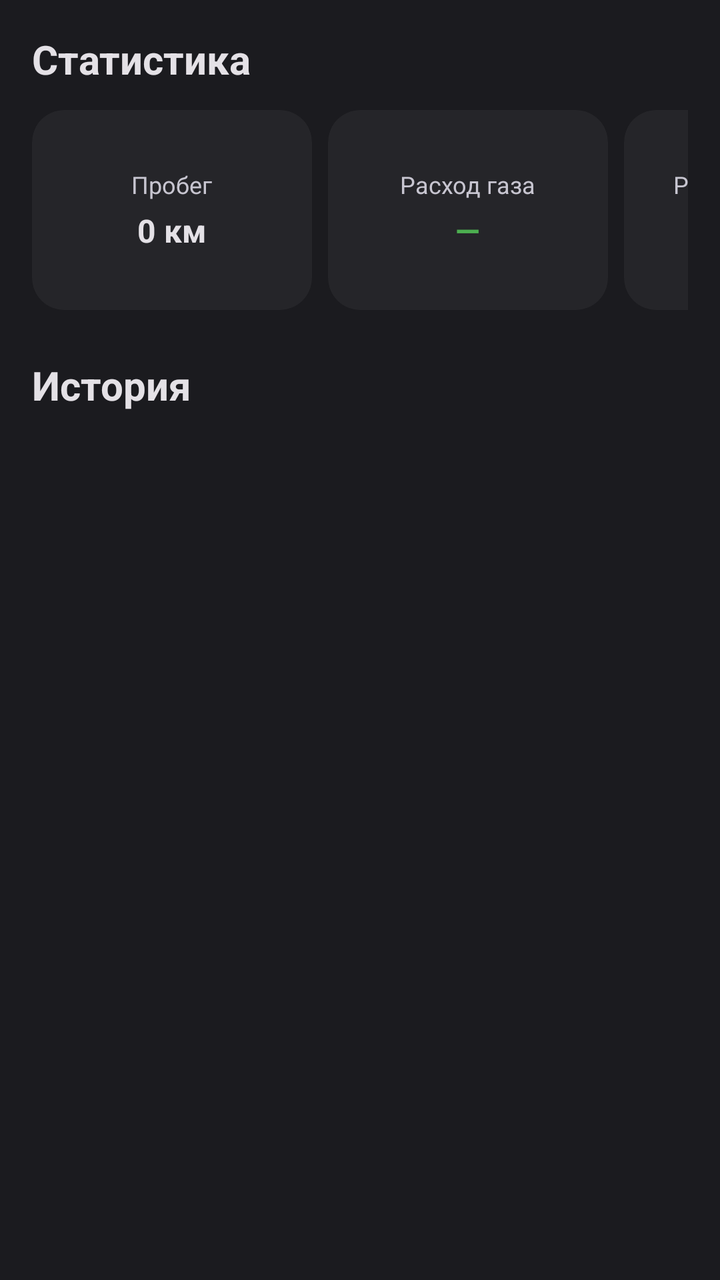
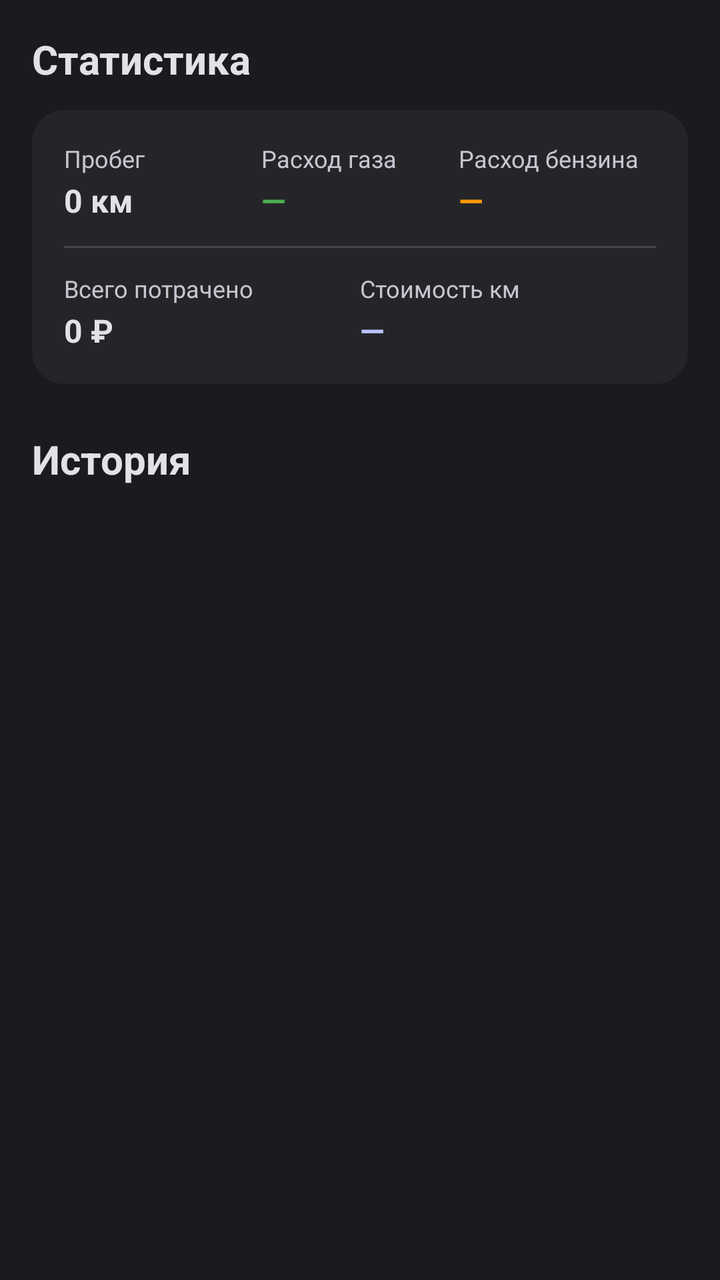

Two renders of the same Android screen: before a commit and after it. Below are the layout's source before the change and the commit's diff.
<!-- AndroidManifest.xml: application theme Theme.FuelTracker -->
<!-- res/layout/fragment_main.xml -->
<?xml version="1.0" encoding="utf-8"?>
<androidx.core.widget.NestedScrollView
    xmlns:android="http://schemas.android.com/apk/res/android"
    xmlns:app="http://schemas.android.com/apk/res-auto"
    android:layout_width="match_parent"
    android:layout_height="match_parent"
    android:fillViewport="true"
    android:background="@color/md_theme_background">

    <LinearLayout
        android:layout_width="match_parent"
        android:layout_height="wrap_content"
        android:orientation="vertical"
        android:padding="16dp">

        <TextView
            android:layout_width="wrap_content"
            android:layout_height="wrap_content"
            android:text="Статистика"
            android:textSize="20sp"
            android:textStyle="bold"
            android:textColor="@color/md_theme_onSurface"
            android:layout_marginBottom="12dp" />

        <HorizontalScrollView
            android:layout_width="match_parent"
            android:layout_height="wrap_content"
            android:scrollbars="none">

            <LinearLayout
                android:layout_width="wrap_content"
                android:layout_height="wrap_content"
                android:orientation="horizontal">

                <com.google.android.material.card.MaterialCardView
                    android:layout_width="140dp"
                    android:layout_height="100dp"
                    android:layout_marginEnd="8dp"
                    app:cardBackgroundColor="@color/surface_card"
                    app:cardCornerRadius="16dp"
                    app:strokeWidth="0dp">

                    <LinearLayout
                        android:layout_width="match_parent"
                        android:layout_height="match_parent"
                        android:orientation="vertical"
                        android:gravity="center"
                        android:padding="12dp">

                        <TextView
                            android:layout_width="wrap_content"
                            android:layout_height="wrap_content"
                            android:text="@string/stat_mileage"
                            android:textSize="12sp"
                            android:textColor="@color/md_theme_onSurfaceVariant" />

                        <TextView
                            android:id="@+id/tv_stat_mileage"
                            android:layout_width="wrap_content"
                            android:layout_height="wrap_content"
                            android:text="0 км"
                            android:textSize="16sp"
                            android:textStyle="bold"
                            android:textColor="@color/md_theme_onSurface"
                            android:layout_marginTop="4dp" />
                    </LinearLayout>
                </com.google.android.material.card.MaterialCardView>

                <com.google.android.material.card.MaterialCardView
                    android:layout_width="140dp"
                    android:layout_height="100dp"
                    android:layout_marginEnd="8dp"
                    app:cardBackgroundColor="@color/surface_card"
                    app:cardCornerRadius="16dp"
                    app:strokeWidth="0dp">

                    <LinearLayout
                        android:layout_width="match_parent"
                        android:layout_height="match_parent"
                        android:orientation="vertical"
                        android:gravity="center"
                        android:padding="12dp">

                        <TextView
                            android:layout_width="wrap_content"
                            android:layout_height="wrap_content"
                            android:text="@string/stat_gas_consumption"
                            android:textSize="12sp"
                            android:textColor="@color/md_theme_onSurfaceVariant" />

                        <TextView
                            android:id="@+id/tv_stat_gas"
                            android:layout_width="wrap_content"
                            android:layout_height="wrap_content"
                            android:text="—"
                            android:textSize="16sp"
                            android:textStyle="bold"
                            android:textColor="@color/gas_green"
                            android:layout_marginTop="4dp" />
                    </LinearLayout>
                </com.google.android.material.card.MaterialCardView>

                <com.google.android.material.card.MaterialCardView
                    android:layout_width="140dp"
                    android:layout_height="100dp"
                    android:layout_marginEnd="8dp"
                    app:cardBackgroundColor="@color/surface_card"
                    app:cardCornerRadius="16dp"
                    app:strokeWidth="0dp">

                    <LinearLayout
                        android:layout_width="match_parent"
                        android:layout_height="match_parent"
                        android:orientation="vertical"
                        android:gravity="center"
                        android:padding="12dp">

                        <TextView
                            android:layout_width="wrap_content"
                            android:layout_height="wrap_content"
                            android:text="@string/stat_petrol_consumption"
                            android:textSize="12sp"
                            android:textColor="@color/md_theme_onSurfaceVariant" />

                        <TextView
                            android:id="@+id/tv_stat_petrol"
                            android:layout_width="wrap_content"
                            android:layout_height="wrap_content"
                            android:text="—"
                            android:textSize="16sp"
                            android:textStyle="bold"
                            android:textColor="@color/petrol_orange"
                            android:layout_marginTop="4dp" />
                    </LinearLayout>
                </com.google.android.material.card.MaterialCardView>

                <com.google.android.material.card.MaterialCardView
                    android:layout_width="140dp"
                    android:layout_height="100dp"
                    android:layout_marginEnd="8dp"
                    app:cardBackgroundColor="@color/surface_card"
                    app:cardCornerRadius="16dp"
                    app:strokeWidth="0dp">

                    <LinearLayout
                        android:layout_width="match_parent"
                        android:layout_height="match_parent"
                        android:orientation="vertical"
                        android:gravity="center"
                        android:padding="12dp">

                        <TextView
                            android:layout_width="wrap_content"
                            android:layout_height="wrap_content"
                            android:text="@string/stat_total_spent"
                            android:textSize="12sp"
                            android:textColor="@color/md_theme_onSurfaceVariant" />

                        <TextView
                            android:id="@+id/tv_stat_spent"
                            android:layout_width="wrap_content"
                            android:layout_height="wrap_content"
                            android:text="0 ₽"
                            android:textSize="16sp"
                            android:textStyle="bold"
                            android:textColor="@color/md_theme_onSurface"
                            android:layout_marginTop="4dp" />
                    </LinearLayout>
                </com.google.android.material.card.MaterialCardView>

                <com.google.android.material.card.MaterialCardView
                    android:layout_width="140dp"
                    android:layout_height="100dp"
                    app:cardBackgroundColor="@color/surface_card"
                    app:cardCornerRadius="16dp"
                    app:strokeWidth="0dp">

                    <LinearLayout
                        android:layout_width="match_parent"
                        android:layout_height="match_parent"
                        android:orientation="vertical"
                        android:gravity="center"
                        android:padding="12dp">

                        <TextView
                            android:layout_width="wrap_content"
                            android:layout_height="wrap_content"
                            android:text="@string/stat_cost_per_km"
                            android:textSize="12sp"
                            android:textColor="@color/md_theme_onSurfaceVariant" />

                        <TextView
                            android:id="@+id/tv_stat_cost_km"
                            android:layout_width="wrap_content"
                            android:layout_height="wrap_content"
                            android:text="—"
                            android:textSize="16sp"
                            android:textStyle="bold"
                            android:textColor="@color/md_theme_primary"
                            android:layout_marginTop="4dp" />
                    </LinearLayout>
                </com.google.android.material.card.MaterialCardView>
            </LinearLayout>
        </HorizontalScrollView>

        <TextView
            android:layout_width="wrap_content"
            android:layout_height="wrap_content"
            android:text="История"
            android:textSize="20sp"
            android:textStyle="bold"
            android:textColor="@color/md_theme_onSurface"
            android:layout_marginTop="24dp"
            android:layout_marginBottom="12dp" />

        <TextView
            android:id="@+id/tv_empty"
            android:layout_width="match_parent"
            android:layout_height="wrap_content"
            android:text="@string/empty_list"
            android:textSize="16sp"
            android:textColor="@color/md_theme_onSurfaceVariant"
            android:gravity="center"
            android:padding="32dp"
            android:visibility="gone" />

        <androidx.recyclerview.widget.RecyclerView
            android:id="@+id/recycler_view"
            android:layout_width="match_parent"
            android:layout_height="wrap_content"
            android:nestedScrollingEnabled="false"
            android:clipToPadding="false" />
    </LinearLayout>
</androidx.core.widget.NestedScrollView>
<!-- resources referenced by this layout -->
<resources>
  <color name="gas_green">#4CAF50</color>
  <color name="md_theme_background">#1B1B1F</color>
  <color name="md_theme_onSurface">#E4E1E6</color>
  <color name="md_theme_onSurfaceVariant">#C7C5D0</color>
  <color name="md_theme_primary">#BBC3FF</color>
  <color name="petrol_orange">#FF9800</color>
  <color name="surface_card">#252529</color>
  <string name="empty_list">Нет записей. Нажмите + чтобы добавить.</string>
  <string name="stat_cost_per_km">Стоимость км</string>
  <string name="stat_gas_consumption">Расход газа</string>
  <string name="stat_mileage">Пробег</string>
  <string name="stat_petrol_consumption">Расход бензина</string>
  <string name="stat_total_spent">Всего потрачено</string>
  <color name="md_theme_onPrimary">#212B61</color>
  <color name="md_theme_primaryContainer">#394279</color>
  <color name="md_theme_onPrimaryContainer">#DEE0FF</color>
  <color name="md_theme_secondary">#C4C5DD</color>
  <color name="md_theme_onSecondary">#2D2F42</color>
  <color name="md_theme_secondaryContainer">#43455A</color>
  <color name="md_theme_onSecondaryContainer">#E1E0F9</color>
  <color name="md_theme_tertiary">#E7B9D5</color>
  <color name="md_theme_onTertiary">#44263B</color>
  <color name="md_theme_tertiaryContainer">#5D3C52</color>
  <color name="md_theme_onTertiaryContainer">#FFD8EE</color>
  <color name="md_theme_error">#FFB4AB</color>
  <color name="md_theme_errorContainer">#93000A</color>
  <color name="md_theme_onError">#690005</color>
  <color name="md_theme_onErrorContainer">#FFDAD6</color>
  <color name="md_theme_onBackground">#E4E1E6</color>
  <color name="md_theme_surface">#1B1B1F</color>
  <color name="md_theme_surfaceVariant">#46464F</color>
  <color name="md_theme_outline">#91909A</color>
  <color name="md_theme_inverseOnSurface">#1B1B1F</color>
  <color name="md_theme_inverseSurface">#E4E1E6</color>
  <color name="md_theme_inversePrimary">#5C6BC0</color>
  <!-- unchanged entries left out for length: 1 -->
</resources>

<!-- the commit's change to res/layout/fragment_main.xml (unified diff, before → after) -->
@@ -22,30 +22,29 @@
             android:textColor="@color/md_theme_onSurface"
             android:layout_marginBottom="12dp" />
 
-        <HorizontalScrollView
+        <com.google.android.material.card.MaterialCardView
             android:layout_width="match_parent"
             android:layout_height="wrap_content"
-            android:scrollbars="none">
+            app:cardBackgroundColor="@color/surface_card"
+            app:cardCornerRadius="16dp"
+            app:strokeWidth="0dp">
 
             <LinearLayout
-                android:layout_width="wrap_content"
+                android:layout_width="match_parent"
                 android:layout_height="wrap_content"
-                android:orientation="horizontal">
-
-                <com.google.android.material.card.MaterialCardView
-                    android:layout_width="140dp"
-                    android:layout_height="100dp"
-                    android:layout_marginEnd="8dp"
-                    app:cardBackgroundColor="@color/surface_card"
-                    app:cardCornerRadius="16dp"
-                    app:strokeWidth="0dp">
-
-                    <LinearLayout
-                        android:layout_width="match_parent"
-                        android:layout_height="match_parent"
-                        android:orientation="vertical"
-                        android:gravity="center"
-                        android:padding="12dp">
+                android:orientation="vertical"
+                android:padding="16dp">
+
+                <LinearLayout
+                    android:layout_width="match_parent"
+                    android:layout_height="wrap_content"
+                    android:orientation="horizontal">
+
+                    <LinearLayout
+                        android:layout_width="0dp"
+                        android:layout_height="wrap_content"
+                        android:layout_weight="1"
+                        android:orientation="vertical">
 
                         <TextView
                             android:layout_width="wrap_content"
@@ -62,24 +61,14 @@
                             android:textSize="16sp"
                             android:textStyle="bold"
                             android:textColor="@color/md_theme_onSurface"
-                            android:layout_marginTop="4dp" />
-                    </LinearLayout>
-                </com.google.android.material.card.MaterialCardView>
-
-                <com.google.android.material.card.MaterialCardView
-                    android:layout_width="140dp"
-                    android:layout_height="100dp"
-                    android:layout_marginEnd="8dp"
-                    app:cardBackgroundColor="@color/surface_card"
-                    app:cardCornerRadius="16dp"
-                    app:strokeWidth="0dp">
-
-                    <LinearLayout
-                        android:layout_width="match_parent"
-                        android:layout_height="match_parent"
-                        android:orientation="vertical"
-                        android:gravity="center"
-                        android:padding="12dp">
+                            android:layout_marginTop="2dp" />
+                    </LinearLayout>
+
+                    <LinearLayout
+                        android:layout_width="0dp"
+                        android:layout_height="wrap_content"
+                        android:layout_weight="1"
+                        android:orientation="vertical">
 
                         <TextView
                             android:layout_width="wrap_content"
@@ -96,24 +85,14 @@
                             android:textSize="16sp"
                             android:textStyle="bold"
                             android:textColor="@color/gas_green"
-                            android:layout_marginTop="4dp" />
-                    </LinearLayout>
-                </com.google.android.material.card.MaterialCardView>
-
-                <com.google.android.material.card.MaterialCardView
-                    android:layout_width="140dp"
-                    android:layout_height="100dp"
-                    android:layout_marginEnd="8dp"
-                    app:cardBackgroundColor="@color/surface_card"
-                    app:cardCornerRadius="16dp"
-                    app:strokeWidth="0dp">
-
-                    <LinearLayout
-                        android:layout_width="match_parent"
-                        android:layout_height="match_parent"
-                        android:orientation="vertical"
-                        android:gravity="center"
-                        android:padding="12dp">
+                            android:layout_marginTop="2dp" />
+                    </LinearLayout>
+
+                    <LinearLayout
+                        android:layout_width="0dp"
+                        android:layout_height="wrap_content"
+                        android:layout_weight="1"
+                        android:orientation="vertical">
 
                         <TextView
                             android:layout_width="wrap_content"
@@ -130,24 +109,26 @@
                             android:textSize="16sp"
                             android:textStyle="bold"
                             android:textColor="@color/petrol_orange"
-                            android:layout_marginTop="4dp" />
-                    </LinearLayout>
-                </com.google.android.material.card.MaterialCardView>
-
-                <com.google.android.material.card.MaterialCardView
-                    android:layout_width="140dp"
-                    android:layout_height="100dp"
-                    android:layout_marginEnd="8dp"
-                    app:cardBackgroundColor="@color/surface_card"
-                    app:cardCornerRadius="16dp"
-                    app:strokeWidth="0dp">
-
-                    <LinearLayout
-                        android:layout_width="match_parent"
-                        android:layout_height="match_parent"
-                        android:orientation="vertical"
-                        android:gravity="center"
-                        android:padding="12dp">
+                            android:layout_marginTop="2dp" />
+                    </LinearLayout>
+                </LinearLayout>
+
+                <View
+                    android:layout_width="match_parent"
+                    android:layout_height="1dp"
+                    android:background="@color/md_theme_surfaceVariant"
+                    android:layout_marginVertical="12dp" />
+
+                <LinearLayout
+                    android:layout_width="match_parent"
+                    android:layout_height="wrap_content"
+                    android:orientation="horizontal">
+
+                    <LinearLayout
+                        android:layout_width="0dp"
+                        android:layout_height="wrap_content"
+                        android:layout_weight="1"
+                        android:orientation="vertical">
 
                         <TextView
                             android:layout_width="wrap_content"
@@ -164,23 +145,14 @@
                             android:textSize="16sp"
                             android:textStyle="bold"
                             android:textColor="@color/md_theme_onSurface"
-                            android:layout_marginTop="4dp" />
-                    </LinearLayout>
-                </com.google.android.material.card.MaterialCardView>
-
-                <com.google.android.material.card.MaterialCardView
-                    android:layout_width="140dp"
-                    android:layout_height="100dp"
-                    app:cardBackgroundColor="@color/surface_card"
-                    app:cardCornerRadius="16dp"
-                    app:strokeWidth="0dp">
-
-                    <LinearLayout
-                        android:layout_width="match_parent"
-                        android:layout_height="match_parent"
-                        android:orientation="vertical"
-                        android:gravity="center"
-                        android:padding="12dp">
+                            android:layout_marginTop="2dp" />
+                    </LinearLayout>
+
+                    <LinearLayout
+                        android:layout_width="0dp"
+                        android:layout_height="wrap_content"
+                        android:layout_weight="1"
+                        android:orientation="vertical">
 
                         <TextView
                             android:layout_width="wrap_content"
@@ -197,11 +169,11 @@
                             android:textSize="16sp"
                             android:textStyle="bold"
                             android:textColor="@color/md_theme_primary"
-                            android:layout_marginTop="4dp" />
-                    </LinearLayout>
-                </com.google.android.material.card.MaterialCardView>
+                            android:layout_marginTop="2dp" />
+                    </LinearLayout>
+                </LinearLayout>
             </LinearLayout>
-        </HorizontalScrollView>
+        </com.google.android.material.card.MaterialCardView>
 
         <TextView
             android:layout_width="wrap_content"
